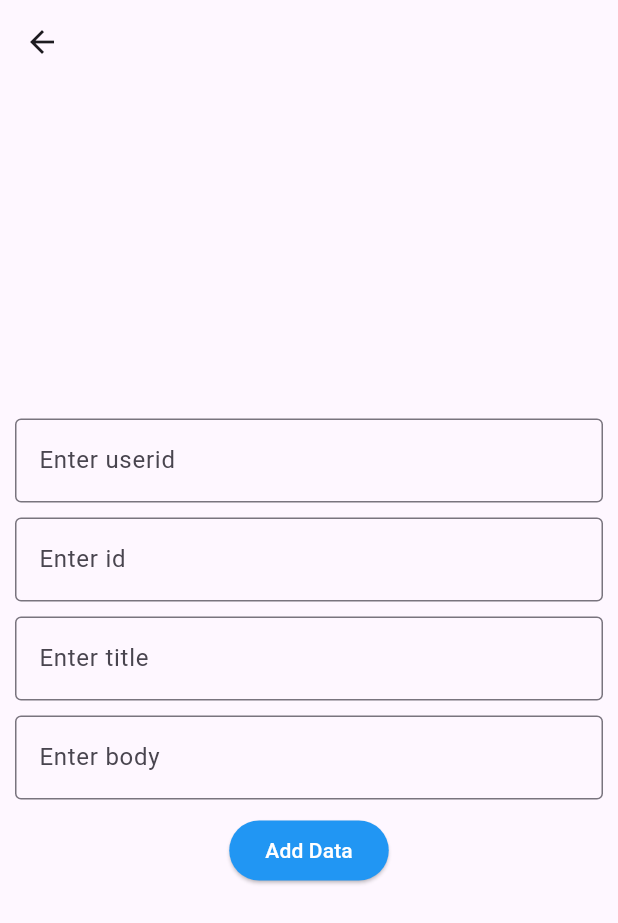
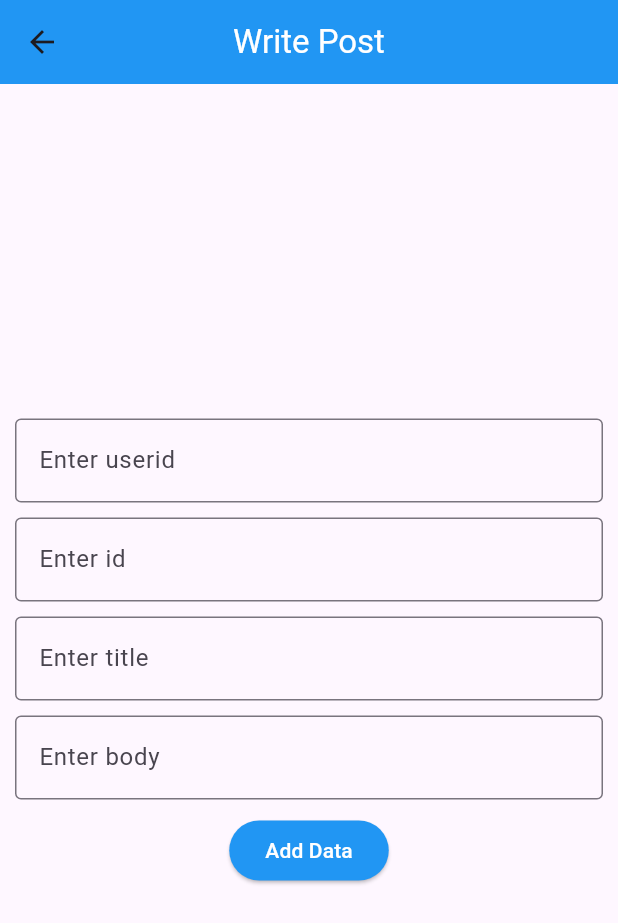
Before and after one commit to sreelakshmitu/flutter_bloc_api, a Flutter app: the WritePage screen opened directly, on a phone screen of 412 x 824 dp. Shown: the top 923 px of the screen. Run offline on Flutter 3.47's test engine with Material 3 defaults, Android fonts, the phone set to English and light mode, and no system bars; our stand-ins replace bloc, flutter_bloc.

Commit message:
Added: style to write page title

```diff
--- a/lib/features/write/ui/writepage.dart
+++ b/lib/features/write/ui/writepage.dart
@@ -30,6 +30,9 @@ class _WritePageState extends State<WritePage> {
 
     return Scaffold(
       appBar: AppBar(
+        centerTitle: true,
+        backgroundColor: Colors.blue,
+        title: const Text('Write Post',style:TextStyle(color:Colors.white)),
         automaticallyImplyLeading: true,
       ),
       body:BlocConsumer<WriteBloc,WriteState>(
```
